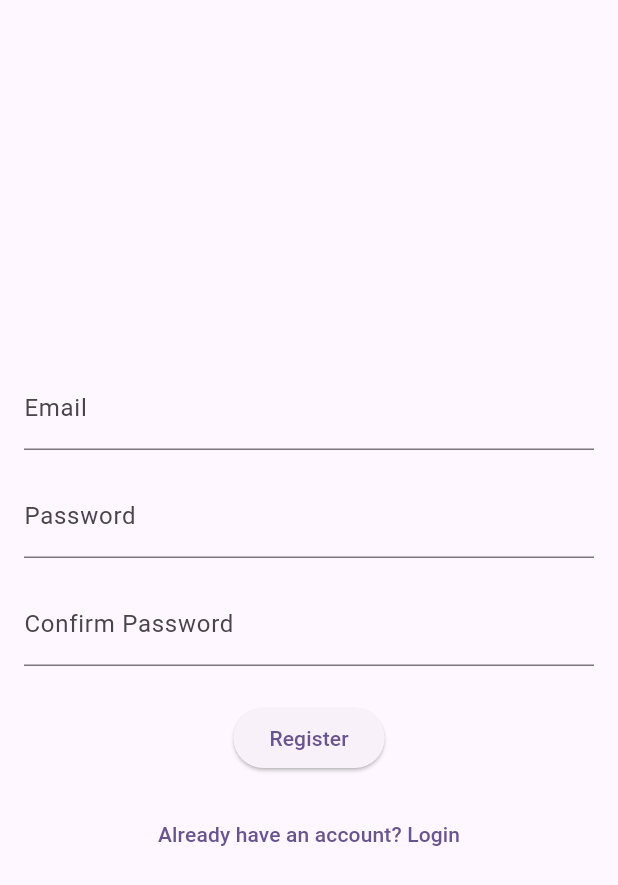
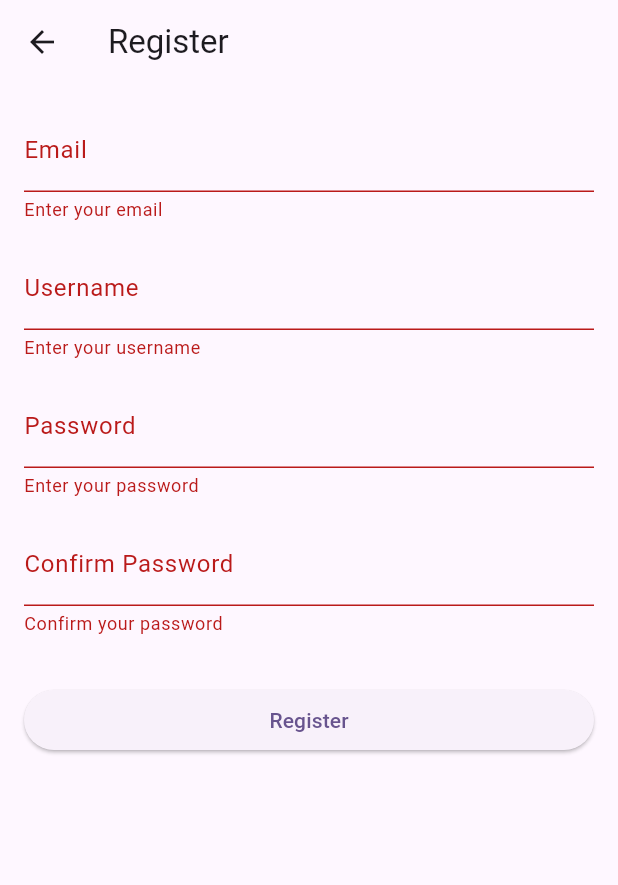
Before and after one commit to maissen/social_media_flutter, a Flutter app: the RegisterScreen screen opened directly, after a tap on "Register", on a phone screen of 412 x 824 dp. Shown: the top 885 px of the screen. Run offline on Flutter 3.47's test engine with Material 3 defaults, Android fonts, the phone set to English and light mode, and no system bars.

Commit message:
Create register function and use it in the registration screen

```diff
--- a/lib/features/auth/screens/register_screen.dart
+++ b/lib/features/auth/screens/register_screen.dart
@@ -1,51 +1,117 @@
 import 'package:flutter/material.dart';
-import 'login_screen.dart';
+import '../../../utils/auth_helpers.dart';
 
-class RegisterScreen extends StatelessWidget {
+class RegisterScreen extends StatefulWidget {
   const RegisterScreen({super.key});
+
+  @override
+  State<RegisterScreen> createState() => _RegisterScreenState();
+}
+
+class _RegisterScreenState extends State<RegisterScreen> {
+  final TextEditingController emailController = TextEditingController();
+  final TextEditingController usernameController = TextEditingController();
+  final TextEditingController passwordController = TextEditingController();
+  final TextEditingController confirmPasswordController =
+      TextEditingController();
+
+  final _formKey = GlobalKey<FormState>();
+  bool _isLoading = false;
+
+  @override
+  void dispose() {
+    emailController.dispose();
+    usernameController.dispose();
+    passwordController.dispose();
+    confirmPasswordController.dispose();
+    super.dispose();
+  }
+
+  Future<void> _register() async {
+    if (!_formKey.currentState!.validate()) return;
+
+    setState(() => _isLoading = true);
+
+    final response = await registerUser(
+      email: emailController.text.trim(),
+      username: usernameController.text.trim(),
+      password: passwordController.text.trim(),
+    );
+
+    setState(() => _isLoading = false);
+
+    ScaffoldMessenger.of(
+      context,
+    ).showSnackBar(SnackBar(content: Text(response.message)));
+
+    if (response.success) {
+      Navigator.pop(context); // back to login
+    }
+  }
 
   @override
   Widget build(BuildContext context) {
     return Scaffold(
-      appBar: null,
+      appBar: AppBar(title: const Text('Register')),
       body: Padding(
         padding: const EdgeInsets.all(16.0),
-        child: Center(
-          child: Column(
-            mainAxisAlignment: MainAxisAlignment.center,
+        child: Form(
+          key: _formKey,
+          child: ListView(
             children: [
-              TextField(decoration: const InputDecoration(labelText: 'Email')),
+              TextFormField(
+                controller: emailController,
+                decoration: const InputDecoration(labelText: 'Email'),
+                keyboardType: TextInputType.emailAddress,
+                validator: (val) {
+                  if (val == null || val.isEmpty) return 'Enter your email';
+                  if (!val.contains('@')) return 'Enter a valid email';
+                  return null;
+                },
+              ),
               const SizedBox(height: 16),
-              TextField(
+              TextFormField(
+                controller: usernameController,
+                decoration: const InputDecoration(labelText: 'Username'),
+                validator: (val) {
+                  if (val == null || val.isEmpty) return 'Enter your username';
+                  return null;
+                },
+              ),
+              const SizedBox(height: 16),
+              TextFormField(
+                controller: passwordController,
                 decoration: const InputDecoration(labelText: 'Password'),
                 obscureText: true,
+                validator: (val) {
+                  if (val == null || val.isEmpty) return 'Enter your password';
+                  if (val.length < 6)
+                    return 'Password must be at least 6 characters';
+                  return null;
+                },
               ),
               const SizedBox(height: 16),
-              TextField(
+              TextFormField(
+                controller: confirmPasswordController,
                 decoration: const InputDecoration(
                   labelText: 'Confirm Password',
                 ),
                 obscureText: true,
+                validator: (val) {
+                  if (val == null || val.isEmpty)
+                    return 'Confirm your password';
+                  if (val != passwordController.text)
+                    return 'Passwords do not match';
+                  return null;
+                },
               ),
-              const SizedBox(height: 24),
-              ElevatedButton(
-                onPressed: () {
-                  // TODO: Handle registration logic
-                },
-                child: const Text('Register'),
-              ),
-              const SizedBox(height: 16),
-              TextButton(
-                onPressed: () {
-                  Navigator.push(
-                    context,
-                    MaterialPageRoute(
-                      builder: (context) => const LoginScreen(),
+              const SizedBox(height: 32),
+              _isLoading
+                  ? const Center(child: CircularProgressIndicator())
+                  : ElevatedButton(
+                      onPressed: _register,
+                      child: const Text('Register'),
                     ),
-                  );
-                },
-                child: const Text('Already have an account? Login'),
-              ),
             ],
           ),
         ),
```
